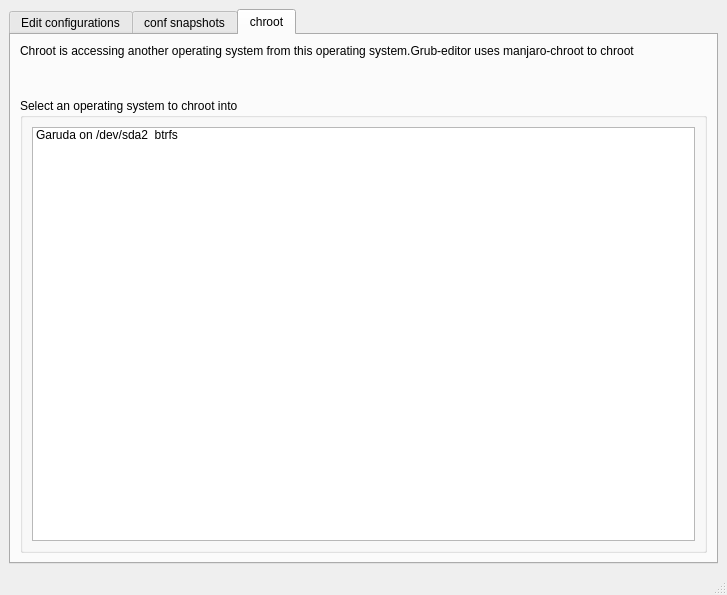
This is ui/main1.ui in Thenujan-0/grub-editor as Qt 5 draws it before an edit. The edited form follows.
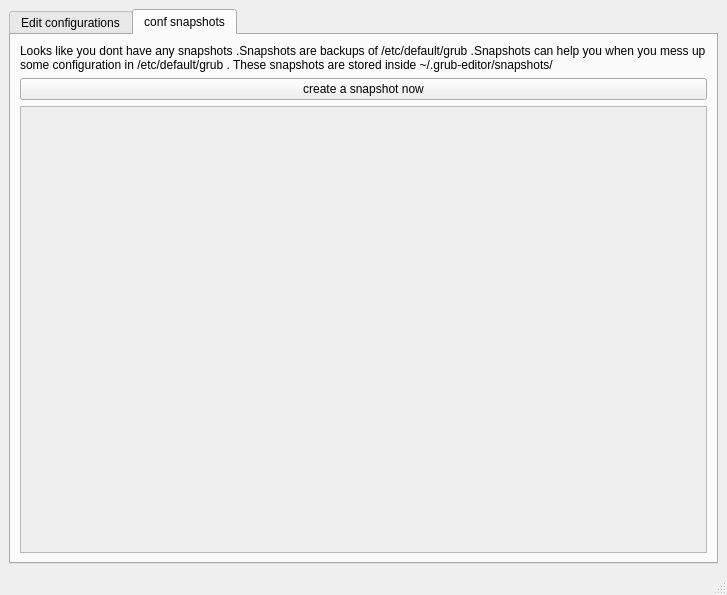
This is the edited form. The open tabs and pages were chosen to show the change. Icons and pictures are not drawn.

Commit message: chroot has been seperated to another window.created another widget (after chroot)

Diff of the .ui file:
```diff
--- a/ui/main1.ui
+++ b/ui/main1.ui
@@ -340,59 +340,6 @@
         </item>
        </layout>
       </widget>
-      <widget class="QWidget" name="chroot">
-       <attribute name="title">
-        <string>chroot</string>
-       </attribute>
-       <layout class="QGridLayout" name="gridLayout_7">
-        <item row="0" column="0">
-         <layout class="QVBoxLayout" name="VLyout_chroot">
-          <property name="spacing">
-           <number>40</number>
-          </property>
-          <property name="topMargin">
-           <number>0</number>
-          </property>
-          <item>
-           <layout class="QHBoxLayout" name="horizontalLayout_11">
-            <item>
-             <widget class="QLabel" name="label_3">
-              <property name="text">
-               <string>Chroot is accessing another operating system from this operating system.Grub-editor uses manjaro-chroot to chroot</string>
-              </property>
-              <property name="wordWrap">
-               <bool>true</bool>
-              </property>
-             </widget>
-            </item>
-           </layout>
-          </item>
-          <item>
-           <widget class="QGroupBox" name="groupBox_3">
-            <property name="title">
-             <string>Select an operating system to chroot into</string>
-            </property>
-            <layout class="QGridLayout" name="gridLayout_9">
-             <item row="1" column="0">
-              <layout class="QVBoxLayout" name="verticalLayout_3">
-               <item>
-                <widget class="QListWidget" name="listWidget">
-                 <item>
-                  <property name="text">
-                   <string>Garuda on /dev/sda2  btrfs</string>
-                  </property>
-                 </item>
-                </widget>
-               </item>
-              </layout>
-             </item>
-            </layout>
-           </widget>
-          </item>
-         </layout>
-        </item>
-       </layout>
-      </widget>
      </widget>
     </item>
    </layout>
```
Left out of the diff: 2 changed lines with no effect on the pictures. The commit also changes 7 other files.
